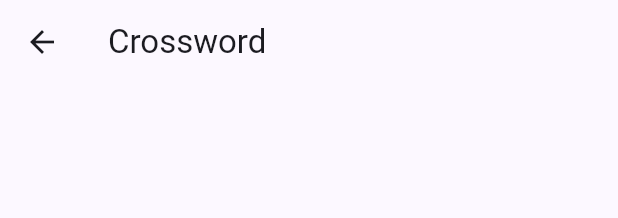
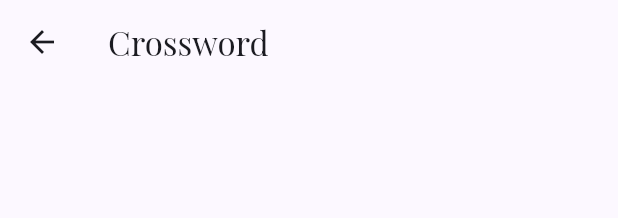
Before and after one commit to fishyCoding/phs-tower, a Flutter app: the GamesScreen widget shown alone on an empty page, opened directly, after a tap on "Crossword", on a phone screen of 412 x 824 dp. Shown: the top 218 px of the screen. Run offline on Flutter 3.47's test engine with Material 3 defaults, Android fonts, the phone set to English and light mode, and no system bars; our stand-ins replace google_fonts, supabase_flutter; accounts and stored records are empty.

Commit message:
Add Google Fonts integration and update article model with contentInfo

```diff
--- a/lib/models/article.dart
+++ b/lib/models/article.dart
@@ -6,6 +6,7 @@ class Article {
   final int year;
   final String category;
   final String img;
+  final String contentInfo;
   final String content;
 
   Article({
@@ -16,6 +17,7 @@ class Article {
     required this.year,
     required this.category,
     required this.img,
+    this.contentInfo = '',
     this.content = '',
   });
 
@@ -28,6 +30,7 @@ class Article {
       year: map['year'] as int? ?? 0,
       category: map['category'] as String? ?? '',
       img: map['img'] as String? ?? '',
+      contentInfo: map['content-info'] as String? ?? '',
       content: map['content'] as String? ?? '',
     );
   }
--- a/lib/screens/games_screen.dart
+++ b/lib/screens/games_screen.dart
@@ -1,5 +1,6 @@
 import 'dart:convert';
 import 'package:flutter/material.dart';
+import 'package:google_fonts/google_fonts.dart';
 import 'package:supabase_flutter/supabase_flutter.dart';
 import '../models/crossword.dart';
 import '../widgets/crossword_widget.dart';
@@ -16,10 +17,11 @@ class GamesScreen extends StatelessWidget {
       child: Column(
         crossAxisAlignment: CrossAxisAlignment.start,
         children: [
-          const Padding(
-            padding: EdgeInsets.fromLTRB(16, 20, 16, 4),
+          Padding(
+            padding: const EdgeInsets.fromLTRB(16, 20, 16, 4),
             child: Text('Games',
-                style: TextStyle(fontSize: 28, fontWeight: FontWeight.bold)),
+                style: GoogleFonts.playfairDisplay(
+                    fontSize: 28, fontWeight: FontWeight.bold)),
           ),
           const Padding(
             padding: EdgeInsets.fromLTRB(16, 0, 16, 16),
@@ -102,7 +104,8 @@ class _GameCard extends StatelessWidget {
               ),
               const Spacer(),
               Text(title,
-                  style: const TextStyle(fontSize: 16, fontWeight: FontWeight.bold)),
+                  style: GoogleFonts.playfairDisplay(
+                      fontSize: 16, fontWeight: FontWeight.bold)),
               const SizedBox(height: 4),
               Text(description,
                   style: TextStyle(fontSize: 12, color: Colors.grey[600]),
@@ -186,7 +189,7 @@ class _CrosswordListScreenState extends State<CrosswordListScreen> {
     return Scaffold(
       appBar: AppBar(
         leading: const BackButton(),
-        title: const Text('Crossword'),
+        title: Text('Crossword', style: GoogleFonts.playfairDisplay()),
       ),
       body: _loading
           ? const Center(child: CircularProgressIndicator())
@@ -209,7 +212,8 @@ class _CrosswordListScreenState extends State<CrosswordListScreen> {
                             child: Icon(Icons.grid_on, color: Colors.blue[700]),
                           ),
                           title: Text(cw.title,
-                              style: const TextStyle(fontWeight: FontWeight.w600)),
+                              style: GoogleFonts.playfairDisplay(
+                                  fontWeight: FontWeight.w600)),
                           subtitle: Text('${cw.author} · ${_formatDate(cw.date)}'),
                           trailing: const Icon(Icons.chevron_right),
                           onTap: () => Navigator.push(
@@ -240,7 +244,8 @@ class CrosswordPlayScreen extends StatelessWidget {
           crossAxisAlignment: CrossAxisAlignment.start,
           children: [
             Text(crossword.title,
-                style: const TextStyle(fontSize: 16, fontWeight: FontWeight.bold)),
+                style: GoogleFonts.playfairDisplay(
+                    fontSize: 16, fontWeight: FontWeight.bold)),
             Text(crossword.author, style: const TextStyle(fontSize: 12)),
           ],
         ),
--- a/pubspec.yaml
+++ b/pubspec.yaml
@@ -13,6 +13,7 @@ dependencies:
   supabase_flutter: ^2.12.4
   cached_network_image: ^3.4.1
   flutter_cache_manager: ^3.4.1
+  google_fonts: ^6.2.1
 
 dev_dependencies:
   flutter_test:
```
Also changed, not shown: lib/screens/article_screen.dart (+8 -2 lines), lib/screens/news_screen.dart (+7 -14 lines), lib/screens/outreach_screen.dart (+5 -2 lines), lib/widgets/article_card.dart (+35 -4 lines), pubspec.lock, 1 other file.
